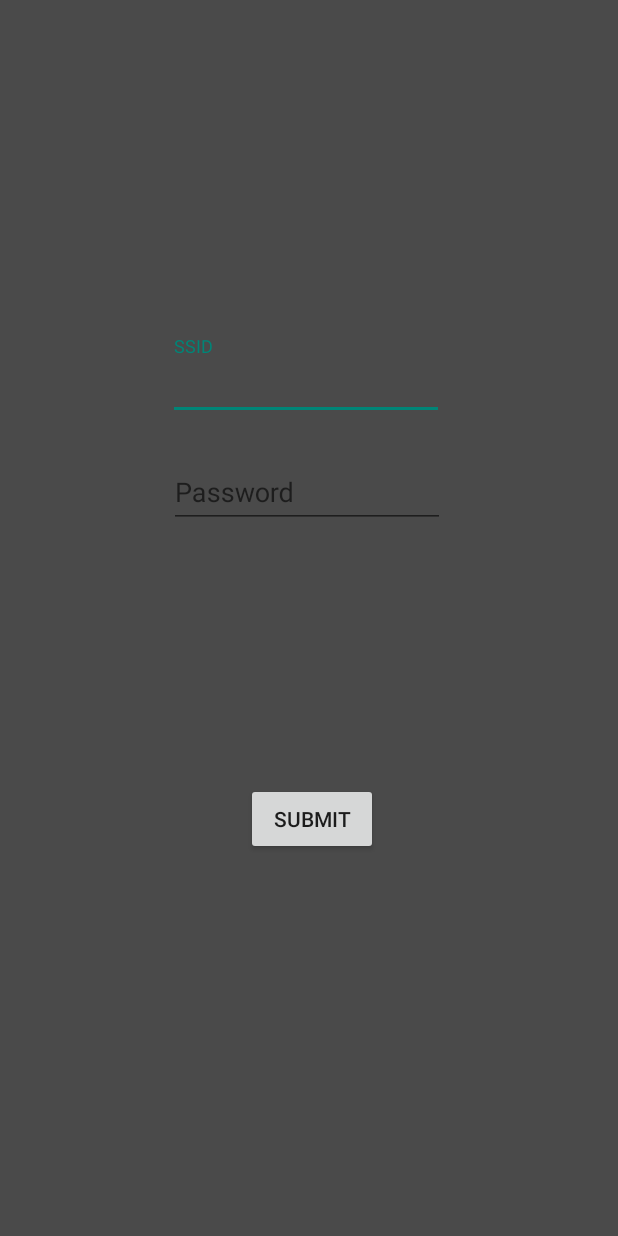
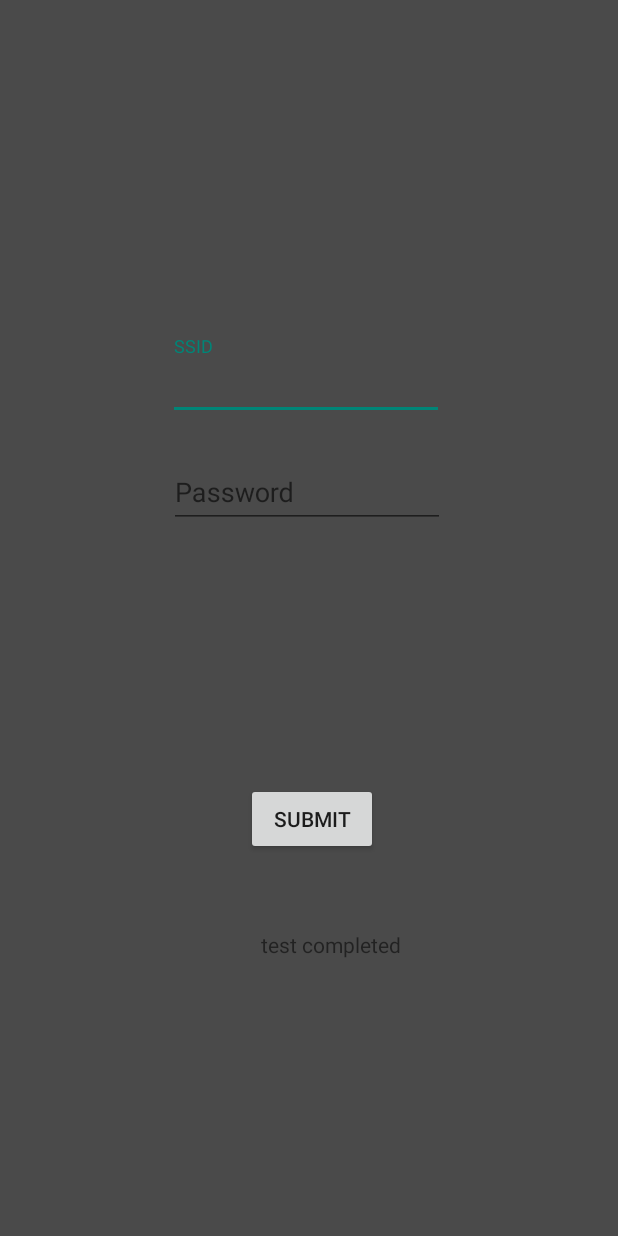
Before and after one commit to jdtran96/Magnite, an Android app: the WiFi_Connection screen opened directly, with no data from a screen before it, after a tap on "SUBMIT", on a phone screen of 412 x 824 dp. Run offline under Robolectric (Android 15) with nearby library versions, the phone set to English and light mode, and no system bars; 2 statements that could not run were skipped.

```diff
--- a/app/build.gradle
+++ b/app/build.gradle
@@ -22,10 +22,12 @@ dependencies {
     implementation fileTree(dir: 'libs', include: ['*.jar'])
     implementation 'com.android.support:appcompat-v7:27.1.1'
     implementation 'com.android.support.constraint:constraint-layout:1.1.3'
+    implementation 'com.squareup.okhttp3:okhttp:3.9.1'
     testImplementation 'junit:junit:4.12'
     androidTestImplementation 'com.android.support.test:runner:1.0.2'
     androidTestImplementation 'com.android.support.test.espresso:espresso-core:3.0.2'
     implementation 'com.android.support:design:27.1.1'
     implementation 'com.android.support:cardview-v7:27.1.1'
     implementation 'com.sledsoft.android:volley:0.1'
+    implementation 'com.github.skydoves:colorpickerpreference:1.0.2'
 }
--- a/app/src/main/AndroidManifest.xml
+++ b/app/src/main/AndroidManifest.xml
@@ -22,10 +22,11 @@
         android:roundIcon="@mipmap/ic_launcher_round"
         android:supportsRtl="true"
         android:theme="@style/AppTheme1">
-        <activity android:name=".WiFi_Connection"></activity>
+        <activity android:name=".ColorPicker"></activity>
+        <activity android:name=".WiFi_Connection" />
         <activity android:name=".MainPage" />
         <activity android:name=".Register" />
-        <activity android:name=".MainActivity">
+        <activity android:name=".LoginPage">
             <intent-filter>
                 <action android:name="android.intent.action.MAIN" />
 
--- a/app/src/main/java/com/example/jonathan/winter_project/MainActivity.java
+++ b/app/src/main/java/com/example/jonathan/winter_project/LoginPage.java
@@ -8,7 +8,7 @@ import android.view.View;
 import android.widget.TextView;
 import android.content.Intent;
 
-public class MainActivity extends AppCompatActivity implements View.OnClickListener{
+public class LoginPage extends AppCompatActivity implements View.OnClickListener{
     public static TextView data;
     private CardView Login;
     private TextView Reg;
--- a/app/src/main/java/com/example/jonathan/winter_project/SendToServer.java
+++ b/app/src/main/java/com/example/jonathan/winter_project/SendToServer.java
@@ -1,9 +1,65 @@
 package com.example.jonathan.winter_project;
 
-import android.app.Activity;
+import android.os.AsyncTask;
+import android.widget.EditText;
 
-public class SendToServer extends Activity {
+import java.io.IOException;
+
+import okhttp3.MediaType;
+import okhttp3.OkHttpClient;
+import okhttp3.Request;
+import okhttp3.RequestBody;
+import okhttp3.Response;
+
+public class SendToServer extends AsyncTask<Void, Void, Void> {
+
+    public static final MediaType JSON = MediaType.parse("application/json; charset=utf-8");
+    OkHttpClient okHttpClient = new OkHttpClient();
+
+    public String post(String url, String json) throws IOException{
+        RequestBody body = RequestBody.create(JSON, json);
+        Request request = new Request.Builder()
+                .url(url)
+                .post(body)
+                .build();
+        try (Response response = okHttpClient.newCall(request).execute()) {
+            return response.body().string();
+        }
+    }
+
+   public String Wifi_Submit(EditText SSID, EditText Password)
+   {
+       return "{'Network Name:'" + SSID +
+               "'Network PW:'" + Password +"}";
+   }
+   public String Wifi_Submit_SSID(EditText SSID)
+   {
+       return "{Network Name:'" + SSID + "}";
+   }
+
+   public String Wifi_Submit_PW(EditText Password)
+   {
+       return "{Network PW:'" + Password + "}";
+   }
 
 
+    @Override
+    protected Void doInBackground(Void... voids) {
 
+        try {
+            post(WiFi_Connection.jsonex,WiFi_Connection.jsonex1);
+            String response = WiFi_Connection.example.post("http://192.168.4.1/" + WiFi_Connection.action, (WiFi_Connection.jsonex + WiFi_Connection.jsonex1));
+        } catch (IOException e) {
+            e.printStackTrace();
+        }
+        return null;
+    }
+
+    @Override
+    protected void onPostExecute(Void aVoid) {
+        super.onPostExecute(aVoid);
+
+        WiFi_Connection.Post_Result.setText("test completed");
+
+    }
 }
--- a/app/src/main/java/com/example/jonathan/winter_project/WiFi_Connection.java
+++ b/app/src/main/java/com/example/jonathan/winter_project/WiFi_Connection.java
@@ -1,18 +1,27 @@
 package com.example.jonathan.winter_project;
 
+import android.os.Bundle;
 import android.support.v7.app.AppCompatActivity;
-import android.os.Bundle;
 import android.view.View;
 import android.widget.Button;
 import android.widget.EditText;
+import android.widget.TextView;
 
-import java.util.HashMap;
+import java.io.IOException;
 
-public class WiFi_Connection extends AppCompatActivity {
+public class WiFi_Connection extends AppCompatActivity implements View.OnClickListener{
 
-    HashMap<String, String> param;
     private Button Submit;
-    public EditText SSID, PW;
+    public static EditText SSID;
+    public static EditText PW;
+    public static TextView Post_Result;
+    public static SendToServer example = new SendToServer();
+   static String action = "readstring";
+
+   static SendToServer ex1 = new SendToServer();
+    public static String jsonex = ex1.Wifi_Submit_SSID(SSID);
+    public static String jsonex1 = ex1.Wifi_Submit_PW(PW);
+    public static String json = ex1.Wifi_Submit(SSID,PW);
 
 
     @Override
@@ -20,14 +29,34 @@ public class WiFi_Connection extends AppCompatActivity {
         super.onCreate(savedInstanceState);
         setContentView(R.layout.activity_wi_fi__connection);
 
-        SSID = (EditText) findViewById(R.id.WiFi_SSID);
-        PW = (EditText) findViewById(R.id.WiFi_Password);
-        Submit = (Button) findViewById(R.id.WiFi_Submit);
-        Submit.setOnClickListener(new View.OnClickListener() {
-            @Override
-            public void onClick(View v) {
+        SSID = findViewById(R.id.WiFi_SSID);
+        PW = findViewById(R.id.WiFi_Password);
+        Post_Result = findViewById(R.id.PostResult);
+        Submit = findViewById(R.id.WiFi_Submit);
+        Submit.setOnClickListener(this);
 
+    }
+
+    public void Entry() throws IOException {
+
+
+        String json = example.Wifi_Submit_SSID(SSID);
+        String json1 = example.Wifi_Submit_PW(PW);
+
+      //  System.out.println(response);
+
+    }
+    SendToServer sendToServer = new SendToServer();
+    @Override
+    public void onClick(View v) {
+        switch (v.getId())
+        {
+
+            case R.id.WiFi_Submit:
+            {
+                sendToServer.execute();
+                break;
             }
-        });
+        }
     }
 }
--- a/app/src/main/res/layout/activity_main.xml
+++ b/app/src/main/res/layout/activity_main.xml
@@ -7,7 +7,7 @@
     android:layout_width="match_parent"
     android:layout_height="match_parent"
     android:background="@drawable/gradient_3"
-    tools:context=".MainActivity">
+    tools:context=".LoginPage">
 
     <ImageView
         android:id="@+id/imageView"
--- a/app/src/main/res/layout/activity_register.xml
+++ b/app/src/main/res/layout/activity_register.xml
@@ -6,7 +6,7 @@
     android:layout_width="match_parent"
     android:layout_height="match_parent"
     android:background="@drawable/gradient_3"
-    tools:context=".MainActivity">
+    tools:context=".LoginPage">
 
     <ImageView
         android:id="@+id/imageView"
--- a/app/src/main/res/layout/activity_wi_fi__connection.xml
+++ b/app/src/main/res/layout/activity_wi_fi__connection.xml
@@ -46,7 +46,8 @@
             android:id="@+id/WiFi_Password"
             android:layout_width="match_parent"
             android:layout_height="wrap_content"
-            android:hint="@string/Password" />
+            android:hint="@string/Password"
+            android:inputType="textPassword"/>
     </android.support.design.widget.TextInputLayout>
 
     <Button
@@ -59,4 +60,14 @@
         app:layout_constraintEnd_toEndOf="parent"
         app:layout_constraintTop_toBottomOf="@+id/textInputLayout2" />
 
+    <TextView
+        android:id="@+id/PostResult"
+        android:layout_width="wrap_content"
+        android:layout_height="wrap_content"
+        android:layout_marginStart="174dp"
+        android:layout_marginTop="50dp"
+        android:text="TextView"
+        app:layout_constraintStart_toStartOf="parent"
+        app:layout_constraintTop_toBottomOf="@+id/WiFi_Submit" />
+
 </android.support.constraint.ConstraintLayout>
```
Also changed, not shown: app/src/main/java/com/example/jonathan/winter_project/ColorPicker.java (added, +30 -0 lines), app/src/main/java/com/example/jonathan/winter_project/MainPage.java (+14 -1 lines), app/src/main/res/layout/activity_color_picker.xml (added, +46 -0 lines), app/src/main/res/layout/activity_main_page.xml (renamed from app/src/main/res/layout/activity_login_success.xml, +10 -0 lines).
